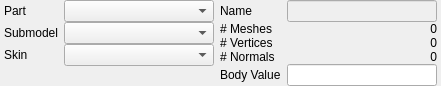
Before: the Qt Designer form src/hlam/plugins/halflife/studiomodel/ui/dockpanels/BodyPartsPanel.ui in SamVanheer/HalfLifeAssetManager, drawn with Qt 5.
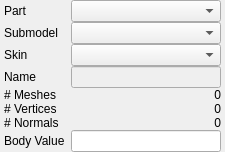
After: the same form once the commit is applied.

Commit message: Reorganize body parts panel

The edit to the form file:
```diff
--- a/src/hlam/plugins/halflife/studiomodel/ui/dockpanels/BodyPartsPanel.ui
+++ b/src/hlam/plugins/halflife/studiomodel/ui/dockpanels/BodyPartsPanel.ui
@@ -6,14 +6,14 @@
    <rect>
     <x>0</x>
     <y>0</y>
-    <width>427</width>
-    <height>81</height>
+    <width>217</width>
+    <height>139</height>
    </rect>
   </property>
   <property name="windowTitle">
    <string>Form</string>
   </property>
-  <layout class="QHBoxLayout" name="MainLayout">
+  <layout class="QGridLayout" name="gridLayout_2">
    <property name="sizeConstraint">
     <enum>QLayout::SetFixedSize</enum>
    </property>
@@ -29,203 +29,10 @@
    <property name="bottomMargin">
     <number>0</number>
    </property>
-   <item>
-    <widget class="QWidget" name="BodypartsDataWidget" native="true">
-     <layout class="QGridLayout" name="gridLayout">
-      <property name="sizeConstraint">
-       <enum>QLayout::SetDefaultConstraint</enum>
-      </property>
-      <property name="leftMargin">
-       <number>0</number>
-      </property>
-      <property name="topMargin">
-       <number>0</number>
-      </property>
-      <property name="rightMargin">
-       <number>0</number>
-      </property>
-      <property name="bottomMargin">
-       <number>0</number>
-      </property>
       <property name="verticalSpacing">
        <number>0</number>
       </property>
-      <item row="1" column="0">
-       <widget class="QLabel" name="label_2">
-        <property name="text">
-         <string>Submodel</string>
-        </property>
-       </widget>
-      </item>
-      <item row="0" column="0">
-       <widget class="QLabel" name="label">
-        <property name="text">
-         <string>Part</string>
-        </property>
-       </widget>
-      </item>
-      <item row="1" column="1">
-       <widget class="QComboBox" name="Submodels">
-        <property name="sizePolicy">
-         <sizepolicy hsizetype="Preferred" vsizetype="Fixed">
-          <horstretch>0</horstretch>
-          <verstretch>0</verstretch>
-         </sizepolicy>
-        </property>
-        <property name="minimumSize">
-         <size>
-          <width>150</width>
-          <height>0</height>
-         </size>
-        </property>
-        <property name="maximumSize">
-         <size>
-          <width>16777215</width>
-          <height>16777215</height>
-         </size>
-        </property>
-       </widget>
-      </item>
-      <item row="0" column="1">
-       <widget class="QComboBox" name="BodyParts">
-        <property name="sizePolicy">
-         <sizepolicy hsizetype="Preferred" vsizetype="Fixed">
-          <horstretch>0</horstretch>
-          <verstretch>0</verstretch>
-         </sizepolicy>
-        </property>
-        <property name="minimumSize">
-         <size>
-          <width>150</width>
-          <height>0</height>
-         </size>
-        </property>
-        <property name="maximumSize">
-         <size>
-          <width>16777215</width>
-          <height>16777215</height>
-         </size>
-        </property>
-       </widget>
-      </item>
-      <item row="2" column="0">
-       <widget class="QLabel" name="label_3">
-        <property name="text">
-         <string>Skin</string>
-        </property>
-       </widget>
-      </item>
-      <item row="2" column="1">
-       <widget class="QComboBox" name="Skins">
-        <property name="sizePolicy">
-         <sizepolicy hsizetype="Preferred" vsizetype="Fixed">
-          <horstretch>0</horstretch>
-          <verstretch>0</verstretch>
-         </sizepolicy>
-        </property>
-        <property name="minimumSize">
-         <size>
-          <width>150</width>
-          <height>0</height>
-         </size>
-        </property>
-        <property name="maximumSize">
-         <size>
-          <width>16777215</width>
-          <height>16777215</height>
-         </size>
-        </property>
-       </widget>
-      </item>
-      <item row="3" column="0" colspan="2">
-       <spacer name="verticalSpacer">
-        <property name="orientation">
-         <enum>Qt::Vertical</enum>
-        </property>
-        <property name="sizeHint" stdset="0">
-         <size>
-          <width>20</width>
-          <height>0</height>
-         </size>
-        </property>
-       </spacer>
-      </item>
-     </layout>
-    </widget>
-   </item>
-   <item>
-    <layout class="QGridLayout" name="gridLayout_5">
-     <property name="verticalSpacing">
-      <number>0</number>
-     </property>
-     <item row="5" column="0" colspan="2">
-      <spacer name="verticalSpacer_2">
-       <property name="orientation">
-        <enum>Qt::Vertical</enum>
-       </property>
-       <property name="sizeHint" stdset="0">
-        <size>
-         <width>20</width>
-         <height>0</height>
-        </size>
-       </property>
-      </spacer>
-     </item>
-     <item row="3" column="0">
-      <widget class="QLabel" name="label_16">
-       <property name="sizePolicy">
-        <sizepolicy hsizetype="Fixed" vsizetype="Preferred">
-         <horstretch>0</horstretch>
-         <verstretch>0</verstretch>
-        </sizepolicy>
-       </property>
-       <property name="text">
-        <string># Normals</string>
-       </property>
-      </widget>
-     </item>
-     <item row="2" column="1">
-      <widget class="QLabel" name="VertexCountLabel">
-       <property name="sizePolicy">
-        <sizepolicy hsizetype="Fixed" vsizetype="Preferred">
-         <horstretch>0</horstretch>
-         <verstretch>0</verstretch>
-        </sizepolicy>
-       </property>
-       <property name="minimumSize">
-        <size>
-         <width>150</width>
-         <height>0</height>
-        </size>
-       </property>
-       <property name="maximumSize">
-        <size>
-         <width>150</width>
-         <height>16777215</height>
-        </size>
-       </property>
-       <property name="text">
-        <string>0</string>
-       </property>
-       <property name="alignment">
-        <set>Qt::AlignRight|Qt::AlignTrailing|Qt::AlignVCenter</set>
-       </property>
-      </widget>
-     </item>
-     <item row="0" column="0">
-      <widget class="QLabel" name="label_13">
-       <property name="sizePolicy">
-        <sizepolicy hsizetype="Fixed" vsizetype="Preferred">
-         <horstretch>0</horstretch>
-         <verstretch>0</verstretch>
-        </sizepolicy>
-       </property>
-       <property name="text">
-        <string>Name</string>
-       </property>
-      </widget>
-     </item>
-     <item row="1" column="0">
+   <item row="4" column="0">
       <widget class="QLabel" name="label_14">
        <property name="sizePolicy">
         <sizepolicy hsizetype="Fixed" vsizetype="Preferred">
@@ -239,47 +46,6 @@
       </widget>
      </item>
      <item row="3" column="1">
-      <widget class="QLabel" name="NormalCountLabel">
-       <property name="sizePolicy">
-        <sizepolicy hsizetype="Fixed" vsizetype="Preferred">
-         <horstretch>0</horstretch>
-         <verstretch>0</verstretch>
-        </sizepolicy>
-       </property>
-       <property name="minimumSize">
-        <size>
-         <width>150</width>
-         <height>0</height>
-        </size>
-       </property>
-       <property name="maximumSize">
-        <size>
-         <width>150</width>
-         <height>16777215</height>
-        </size>
-       </property>
-       <property name="text">
-        <string>0</string>
-       </property>
-       <property name="alignment">
-        <set>Qt::AlignRight|Qt::AlignTrailing|Qt::AlignVCenter</set>
-       </property>
-      </widget>
-     </item>
-     <item row="2" column="0">
-      <widget class="QLabel" name="label_15">
-       <property name="sizePolicy">
-        <sizepolicy hsizetype="Fixed" vsizetype="Preferred">
-         <horstretch>0</horstretch>
-         <verstretch>0</verstretch>
-        </sizepolicy>
-       </property>
-       <property name="text">
-        <string># Vertices</string>
-       </property>
-      </widget>
-     </item>
-     <item row="0" column="1">
       <widget class="QLineEdit" name="ModelName">
        <property name="enabled">
         <bool>false</bool>
@@ -304,10 +70,10 @@
        </property>
       </widget>
      </item>
-     <item row="1" column="1">
-      <widget class="QLabel" name="MeshCountLabel">
+   <item row="0" column="1">
+    <widget class="QComboBox" name="BodyParts">
        <property name="sizePolicy">
-        <sizepolicy hsizetype="Fixed" vsizetype="Preferred">
+      <sizepolicy hsizetype="Preferred" vsizetype="Fixed">
          <horstretch>0</horstretch>
          <verstretch>0</verstretch>
         </sizepolicy>
@@ -320,20 +86,14 @@
        </property>
        <property name="maximumSize">
         <size>
-         <width>150</width>
+       <width>16777215</width>
          <height>16777215</height>
         </size>
        </property>
-       <property name="text">
-        <string>0</string>
-       </property>
-       <property name="alignment">
-        <set>Qt::AlignRight|Qt::AlignTrailing|Qt::AlignVCenter</set>
-       </property>
-      </widget>
-     </item>
-     <item row="4" column="0">
-      <widget class="QLabel" name="label_6">
+    </widget>
+   </item>
+   <item row="5" column="0">
+    <widget class="QLabel" name="label_15">
        <property name="sizePolicy">
         <sizepolicy hsizetype="Fixed" vsizetype="Preferred">
          <horstretch>0</horstretch>
@@ -341,11 +101,128 @@
         </sizepolicy>
        </property>
        <property name="text">
-        <string>Body Value</string>
+      <string># Vertices</string>
        </property>
       </widget>
      </item>
      <item row="4" column="1">
+    <widget class="QLabel" name="MeshCountLabel">
+     <property name="sizePolicy">
+      <sizepolicy hsizetype="Fixed" vsizetype="Preferred">
+       <horstretch>0</horstretch>
+       <verstretch>0</verstretch>
+      </sizepolicy>
+     </property>
+     <property name="minimumSize">
+      <size>
+       <width>150</width>
+       <height>0</height>
+      </size>
+     </property>
+     <property name="maximumSize">
+      <size>
+       <width>150</width>
+       <height>16777215</height>
+      </size>
+     </property>
+     <property name="text">
+      <string>0</string>
+     </property>
+     <property name="alignment">
+      <set>Qt::AlignRight|Qt::AlignTrailing|Qt::AlignVCenter</set>
+     </property>
+    </widget>
+   </item>
+   <item row="6" column="1">
+    <widget class="QLabel" name="NormalCountLabel">
+     <property name="sizePolicy">
+      <sizepolicy hsizetype="Fixed" vsizetype="Preferred">
+       <horstretch>0</horstretch>
+       <verstretch>0</verstretch>
+      </sizepolicy>
+     </property>
+     <property name="minimumSize">
+      <size>
+       <width>150</width>
+       <height>0</height>
+      </size>
+     </property>
+     <property name="maximumSize">
+      <size>
+       <width>150</width>
+       <height>16777215</height>
+      </size>
+     </property>
+     <property name="text">
+      <string>0</string>
+     </property>
+     <property name="alignment">
+      <set>Qt::AlignRight|Qt::AlignTrailing|Qt::AlignVCenter</set>
+     </property>
+    </widget>
+   </item>
+   <item row="3" column="0">
+    <widget class="QLabel" name="label_13">
+     <property name="sizePolicy">
+      <sizepolicy hsizetype="Fixed" vsizetype="Preferred">
+       <horstretch>0</horstretch>
+       <verstretch>0</verstretch>
+      </sizepolicy>
+     </property>
+     <property name="text">
+      <string>Name</string>
+     </property>
+    </widget>
+   </item>
+   <item row="0" column="0">
+    <widget class="QLabel" name="label">
+     <property name="text">
+      <string>Part</string>
+     </property>
+    </widget>
+   </item>
+   <item row="6" column="0">
+    <widget class="QLabel" name="label_16">
+     <property name="sizePolicy">
+      <sizepolicy hsizetype="Fixed" vsizetype="Preferred">
+       <horstretch>0</horstretch>
+       <verstretch>0</verstretch>
+      </sizepolicy>
+     </property>
+     <property name="text">
+      <string># Normals</string>
+     </property>
+    </widget>
+   </item>
+   <item row="5" column="1">
+    <widget class="QLabel" name="VertexCountLabel">
+     <property name="sizePolicy">
+      <sizepolicy hsizetype="Fixed" vsizetype="Preferred">
+       <horstretch>0</horstretch>
+       <verstretch>0</verstretch>
+      </sizepolicy>
+     </property>
+     <property name="minimumSize">
+      <size>
+       <width>150</width>
+       <height>0</height>
+      </size>
+     </property>
+     <property name="maximumSize">
+      <size>
+       <width>150</width>
+       <height>16777215</height>
+      </size>
+     </property>
+     <property name="text">
+      <string>0</string>
+     </property>
+     <property name="alignment">
+      <set>Qt::AlignRight|Qt::AlignTrailing|Qt::AlignVCenter</set>
+     </property>
+    </widget>
+   </item>
+   <item row="7" column="1">
       <widget class="QLineEdit" name="BodyValue">
        <property name="sizePolicy">
         <sizepolicy hsizetype="Fixed" vsizetype="Fixed">
@@ -373,7 +250,89 @@
        </property>
       </widget>
      </item>
-    </layout>
+   <item row="7" column="0">
+    <widget class="QLabel" name="label_6">
+     <property name="sizePolicy">
+      <sizepolicy hsizetype="Fixed" vsizetype="Preferred">
+       <horstretch>0</horstretch>
+       <verstretch>0</verstretch>
+      </sizepolicy>
+     </property>
+     <property name="text">
+      <string>Body Value</string>
+     </property>
+    </widget>
+   </item>
+   <item row="2" column="0">
+    <widget class="QLabel" name="label_3">
+     <property name="text">
+      <string>Skin</string>
+     </property>
+    </widget>
+   </item>
+   <item row="1" column="1">
+    <widget class="QComboBox" name="Submodels">
+     <property name="sizePolicy">
+      <sizepolicy hsizetype="Preferred" vsizetype="Fixed">
+       <horstretch>0</horstretch>
+       <verstretch>0</verstretch>
+      </sizepolicy>
+     </property>
+     <property name="minimumSize">
+      <size>
+       <width>150</width>
+       <height>0</height>
+      </size>
+     </property>
+     <property name="maximumSize">
+      <size>
+       <width>16777215</width>
+       <height>16777215</height>
+      </size>
+     </property>
+    </widget>
+   </item>
+   <item row="2" column="1">
+    <widget class="QComboBox" name="Skins">
+     <property name="sizePolicy">
+      <sizepolicy hsizetype="Preferred" vsizetype="Fixed">
+       <horstretch>0</horstretch>
+       <verstretch>0</verstretch>
+      </sizepolicy>
+     </property>
+     <property name="minimumSize">
+      <size>
+       <width>150</width>
+       <height>0</height>
+      </size>
+     </property>
+     <property name="maximumSize">
+      <size>
+       <width>16777215</width>
+       <height>16777215</height>
+      </size>
+     </property>
+    </widget>
+   </item>
+   <item row="1" column="0">
+    <widget class="QLabel" name="label_2">
+     <property name="text">
+      <string>Submodel</string>
+     </property>
+    </widget>
+   </item>
+   <item row="8" column="0" colspan="2">
+    <spacer name="verticalSpacer">
+     <property name="orientation">
+      <enum>Qt::Vertical</enum>
+     </property>
+     <property name="sizeHint" stdset="0">
+      <size>
+       <width>20</width>
+       <height>0</height>
+      </size>
+     </property>
+    </spacer>
    </item>
   </layout>
  </widget>
```
Lines whose indentation alone changed are shown as unchanged. The commit also changes 1 other file.
